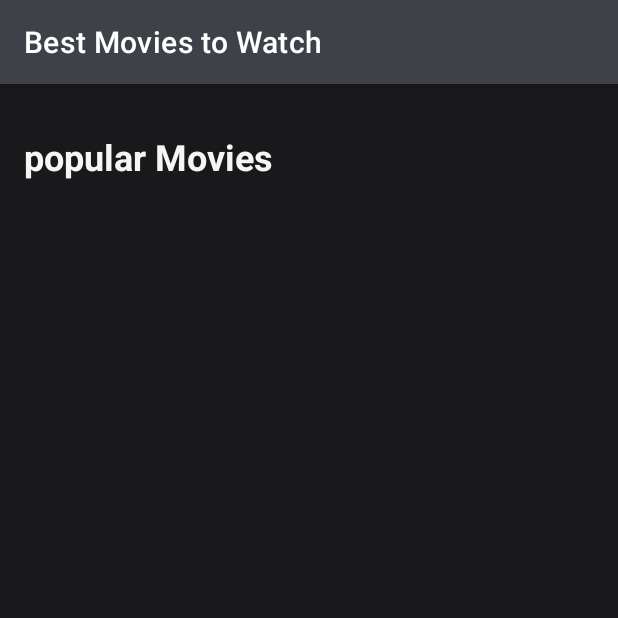
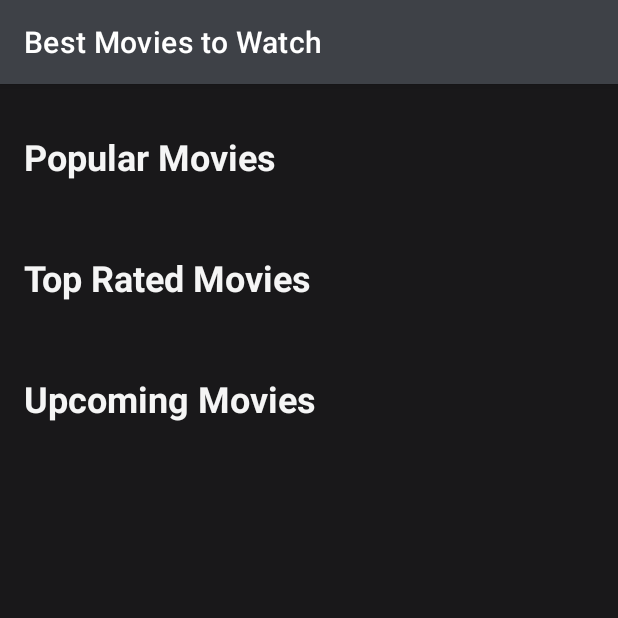
Before and after one commit to velosobr/movies-mvvm, an Android app: the screen it shows after launch (MainActivity), on a phone screen of 412 x 824 dp, the top half of it. Run offline under Robolectric (Android 15) with nearby library versions, the phone set to English and light mode, and no system bars; our stand-ins replace Dagger/Hilt's generated code; network calls fail; pictures from the network do not load; 4 statements that could not run were skipped.

Commit message:
day 4: increasing homepage
Signed-off-by: lino <linoc.veloso@gmail.com>

```diff
--- a/app/src/main/java/com/ragnlabs/movies/MainActivity.kt
+++ b/app/src/main/java/com/ragnlabs/movies/MainActivity.kt
@@ -4,7 +4,9 @@ import android.os.Bundle
 import androidx.activity.viewModels
 import androidx.appcompat.app.AppCompatActivity
 import androidx.recyclerview.widget.LinearLayoutManager
-import com.ragnlabs.movies.adapter.MoviesAdapter
+import com.ragnlabs.movies.adapters.PopularMoviesAdapter
+import com.ragnlabs.movies.adapters.TopRatedMoviesAdapter
+import com.ragnlabs.movies.adapters.UpComingMoviesAdapter
 import com.ragnlabs.movies.databinding.ActivityMainBinding
 import com.ragnlabs.movies.viewmodels.MoviesViewModel
 import dagger.hilt.android.AndroidEntryPoint
@@ -13,7 +15,9 @@ import dagger.hilt.android.AndroidEntryPoint
 class MainActivity : AppCompatActivity() {
 
     private lateinit var binding: ActivityMainBinding
-    private lateinit var moviesAdapter: MoviesAdapter
+    private lateinit var popularMoviesAdapter: PopularMoviesAdapter
+    private lateinit var topRatedMoviesAdapter: TopRatedMoviesAdapter
+    private lateinit var upcomingMoviesAdapter: UpComingMoviesAdapter
     private val viewModel: MoviesViewModel by viewModels()
 
     override fun onCreate(savedInstanceState: Bundle?) {
@@ -25,19 +29,60 @@ class MainActivity : AppCompatActivity() {
     }
 
     private fun loadMoviesRecyclerView() {
-        moviesAdapter = MoviesAdapter()
 
-        binding.moviesListRecyclerView.apply {
-            adapter = moviesAdapter
+        setupPopularMovies()
+        setupTopRatedMovies()
+        setupUpcomingMovies()
+    }
+
+    private fun setupPopularMovies() {
+        popularMoviesAdapter = PopularMoviesAdapter()
+
+        binding.popularMoviesListRecyclerView.apply {
+            adapter = popularMoviesAdapter
             layoutManager = LinearLayoutManager(
                 this@MainActivity, LinearLayoutManager.HORIZONTAL,
                 false
             )
             setHasFixedSize(true)
         }
+
         viewModel.popularMoviesList.observe(this, { moviesList ->
+            popularMoviesAdapter.movies = moviesList
+        })
+    }
 
-            moviesAdapter.movies = moviesList
+    private fun setupTopRatedMovies() {
+        topRatedMoviesAdapter = TopRatedMoviesAdapter()
+
+        binding.topRatedMoviesListRecyclerView.apply {
+            adapter = topRatedMoviesAdapter
+            layoutManager = LinearLayoutManager(
+                this@MainActivity, LinearLayoutManager.HORIZONTAL,
+                false
+            )
+            setHasFixedSize(true)
+        }
+
+        viewModel.topRatedMoviesList.observe(this, { moviesList ->
+            topRatedMoviesAdapter.movies = moviesList
+        })
+    }
+
+    private fun setupUpcomingMovies() {
+        upcomingMoviesAdapter = UpComingMoviesAdapter()
+
+        binding.upcomingMoviesListRecyclerView.apply {
+            adapter = upcomingMoviesAdapter
+            layoutManager = LinearLayoutManager(
+                this@MainActivity, LinearLayoutManager.HORIZONTAL,
+                false
+            )
+            setHasFixedSize(true)
+        }
+
+        viewModel.upcomingMoviesList.observe(this, { moviesList ->
+            upcomingMoviesAdapter.movies = moviesList
         })
     }
 }
--- /dev/null
+++ b/app/src/main/java/com/ragnlabs/movies/adapters/PopularMoviesAdapter.kt
@@ -0,0 +1,59 @@
+package com.ragnlabs.movies.adapters
+
+import android.view.LayoutInflater
+import android.view.ViewGroup
+import androidx.recyclerview.widget.AsyncListDiffer
+import androidx.recyclerview.widget.DiffUtil
+import androidx.recyclerview.widget.RecyclerView
+import coil.load
+import com.ragnlabs.movies.databinding.MovieItemBinding
+import com.ragnlabs.movies.models.Movie
+import com.ragnlabs.movies.util.LocalData
+
+class PopularMoviesAdapter() :
+    RecyclerView.Adapter<PopularMoviesAdapter.MyViewHolder>() {
+
+    inner class MyViewHolder(val binding: MovieItemBinding) :
+        RecyclerView.ViewHolder(binding.root)
+
+    private val diffCallBack = object : DiffUtil.ItemCallback<Movie>() {
+        override fun areItemsTheSame(oldItem: Movie, newItem: Movie): Boolean {
+            return oldItem.id == newItem.id
+        }
+
+        override fun areContentsTheSame(oldItem: Movie, newItem: Movie): Boolean {
+            return newItem == oldItem
+        }
+    }
+
+    private val differ = AsyncListDiffer(this, diffCallBack)
+
+    var movies: List<Movie>
+        get() = differ.currentList
+        set(value) {
+            differ.submitList(value)
+        }
+
+    override fun onCreateViewHolder(parent: ViewGroup, viewType: Int): MyViewHolder {
+        return MyViewHolder(
+            MovieItemBinding.inflate(
+                LayoutInflater.from(parent.context), parent, false
+            )
+        )
+    }
+
+    override fun onBindViewHolder(holder: MyViewHolder, position: Int) {
+        val currentMovie = movies[position]
+
+        holder.binding.apply {
+            movieTitleTextView.text = currentMovie.title
+
+            moviePosterImageView.load(LocalData.IMAGE_BASE_URL + currentMovie.poster_path) {
+                crossfade(true)
+                crossfade(1000)
+            }
+        }
+    }
+
+    override fun getItemCount() = movies.size
+}
--- /dev/null
+++ b/app/src/main/java/com/ragnlabs/movies/adapters/TopRatedMoviesAdapter.kt
@@ -0,0 +1,59 @@
+package com.ragnlabs.movies.adapters
+
+import android.view.LayoutInflater
+import android.view.ViewGroup
+import androidx.recyclerview.widget.AsyncListDiffer
+import androidx.recyclerview.widget.DiffUtil
+import androidx.recyclerview.widget.RecyclerView
+import coil.load
+import com.ragnlabs.movies.databinding.MovieItemBinding
+import com.ragnlabs.movies.models.Movie
+import com.ragnlabs.movies.util.LocalData
+
+class TopRatedMoviesAdapter() :
+    RecyclerView.Adapter<TopRatedMoviesAdapter.MyViewHolder>() {
+
+    inner class MyViewHolder(val binding: MovieItemBinding) :
+        RecyclerView.ViewHolder(binding.root)
+
+    private val diffCallBack = object : DiffUtil.ItemCallback<Movie>() {
+        override fun areItemsTheSame(oldItem: Movie, newItem: Movie): Boolean {
+            return oldItem.id == newItem.id
+        }
+
+        override fun areContentsTheSame(oldItem: Movie, newItem: Movie): Boolean {
+            return newItem == oldItem
+        }
+    }
+
+    private val differ = AsyncListDiffer(this, diffCallBack)
+
+    var movies: List<Movie>
+        get() = differ.currentList
+        set(value) {
+            differ.submitList(value)
+        }
+
+    override fun onCreateViewHolder(parent: ViewGroup, viewType: Int): MyViewHolder {
+        return MyViewHolder(
+            MovieItemBinding.inflate(
+                LayoutInflater.from(parent.context), parent, false
+            )
+        )
+    }
+
+    override fun onBindViewHolder(holder: MyViewHolder, position: Int) {
+        val currentMovie = movies[position]
+
+        holder.binding.apply {
+            movieTitleTextView.text = currentMovie.title
+
+            moviePosterImageView.load(LocalData.IMAGE_BASE_URL + currentMovie.poster_path) {
+                crossfade(true)
+                crossfade(1000)
+            }
+        }
+    }
+
+    override fun getItemCount() = movies.size
+}
--- a/app/src/main/java/com/ragnlabs/movies/adapter/MoviesAdapter.kt
+++ b/app/src/main/java/com/ragnlabs/movies/adapters/UpComingMoviesAdapter.kt
@@ -1,4 +1,4 @@
-package com.ragnlabs.movies.adapter
+package com.ragnlabs.movies.adapters
 
 import android.view.LayoutInflater
 import android.view.ViewGroup
@@ -7,11 +7,11 @@ import androidx.recyclerview.widget.DiffUtil
 import androidx.recyclerview.widget.RecyclerView
 import coil.load
 import com.ragnlabs.movies.databinding.MovieItemBinding
+import com.ragnlabs.movies.models.Movie
 import com.ragnlabs.movies.util.LocalData
-import com.ragnlabs.movies.models.Movie
 
-class MoviesAdapter() :
-    RecyclerView.Adapter<MoviesAdapter.MyViewHolder>() {
+class UpComingMoviesAdapter() :
+    RecyclerView.Adapter<UpComingMoviesAdapter.MyViewHolder>() {
 
     inner class MyViewHolder(val binding: MovieItemBinding) :
         RecyclerView.ViewHolder(binding.root)
--- a/app/src/main/res/layout/activity_main.xml
+++ b/app/src/main/res/layout/activity_main.xml
@@ -12,7 +12,7 @@
         android:layout_height="wrap_content">
 
         <LinearLayout
-            android:id="@+id/linearLayout"
+            android:id="@+id/popularMovieslinearLayout"
             android:layout_width="match_parent"
             android:layout_height="wrap_content"
             android:orientation="vertical"
@@ -33,12 +33,63 @@
 
 
             <androidx.recyclerview.widget.RecyclerView
-                android:id="@+id/moviesListRecyclerView"
+                android:id="@+id/popularMoviesListRecyclerView"
                 android:layout_width="383dp"
-                android:layout_height="match_parent"
-                tools:listitem="@layout/movie_item" />
+                android:layout_height="match_parent" />
+        </LinearLayout>
+
+        <LinearLayout
+            android:id="@+id/topRatedLinearLayout"
+            android:layout_width="match_parent"
+            android:layout_height="wrap_content"
+            android:orientation="vertical"
+            android:padding="16dp"
+            app:layout_constraintEnd_toEndOf="parent"
+            app:layout_constraintStart_toStartOf="parent"
+            app:layout_constraintTop_toBottomOf="@+id/popularMovieslinearLayout">
+
+            <TextView
+                android:id="@+id/topRatedTitleTextView"
+                android:layout_width="wrap_content"
+                android:layout_height="wrap_content"
+                android:layout_marginTop="16dp"
+                android:text="@string/top_rated_title"
+                android:textColor="@color/offWhite"
+                android:textSize="24sp"
+                android:textStyle="bold" />
 
 
+            <androidx.recyclerview.widget.RecyclerView
+                android:id="@+id/topRatedMoviesListRecyclerView"
+                android:layout_width="383dp"
+                android:layout_height="match_parent" />
+        </LinearLayout>
+
+        <LinearLayout
+            android:id="@+id/upcomingLinearLayout"
+            android:layout_width="match_parent"
+            android:layout_height="wrap_content"
+            android:orientation="vertical"
+            android:padding="16dp"
+            app:layout_constraintEnd_toEndOf="parent"
+            app:layout_constraintStart_toStartOf="parent"
+            app:layout_constraintTop_toBottomOf="@+id/topRatedLinearLayout">
+
+            <TextView
+                android:id="@+id/upcomingTitleTextView"
+                android:layout_width="wrap_content"
+                android:layout_height="wrap_content"
+                android:layout_marginTop="16dp"
+                android:text="@string/upcoming_title"
+                android:textColor="@color/offWhite"
+                android:textSize="24sp"
+                android:textStyle="bold" />
+
+
+            <androidx.recyclerview.widget.RecyclerView
+                android:id="@+id/upcomingMoviesListRecyclerView"
+                android:layout_width="383dp"
+                android:layout_height="match_parent" />
         </LinearLayout>
     </androidx.constraintlayout.widget.ConstraintLayout>
 
--- a/app/src/main/res/values/strings.xml
+++ b/app/src/main/res/values/strings.xml
@@ -1,6 +1,8 @@
 <resources>
     <string name="app_name">Best Movies to Watch</string>
-    <string name="category_title">popular Movies</string>
+    <string name="category_title">Popular Movies</string>
+    <string name="top_rated_title">Top Rated Movies</string>
+    <string name="upcoming_title">Upcoming Movies</string>
     <string name="category_description">Most popular movies</string>
     <string name="movie_poster_content_description">Movie Poster</string>
     <string name="movie_title_text">Movie Title</string>
```
Also changed, not shown: app/src/main/java/com/ragnlabs/movies/api/ApiService.kt (+12 -0 lines), app/src/main/java/com/ragnlabs/movies/repository/MovieRepository.kt (+8 -0 lines), app/src/main/java/com/ragnlabs/movies/viewmodels/MoviesViewModel.kt (+39 -1 lines).
